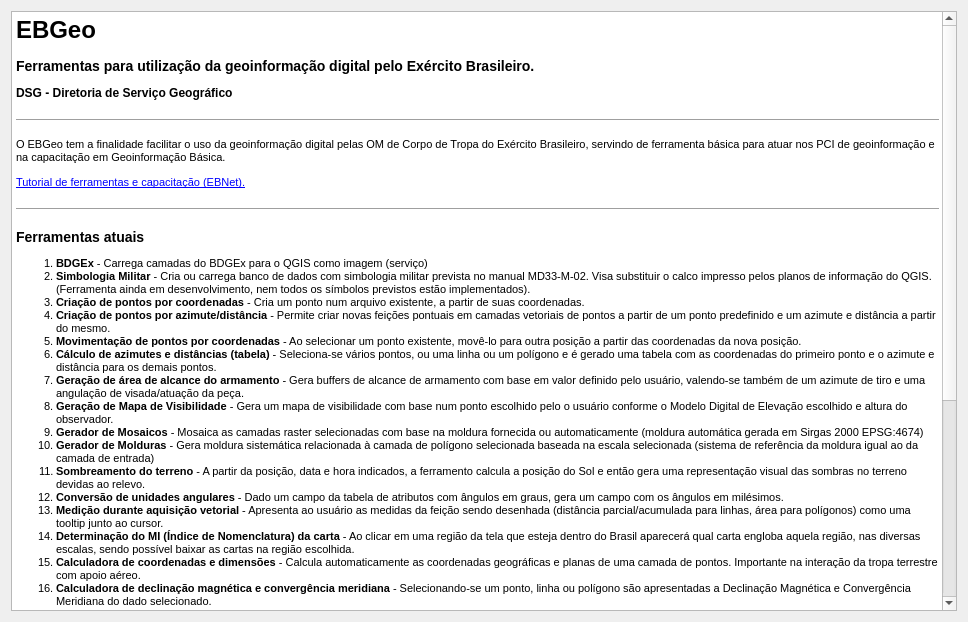
Qt form EBGeo/Help/help.ui (dsgoficial/EBGeo_Desktop) before a commit.
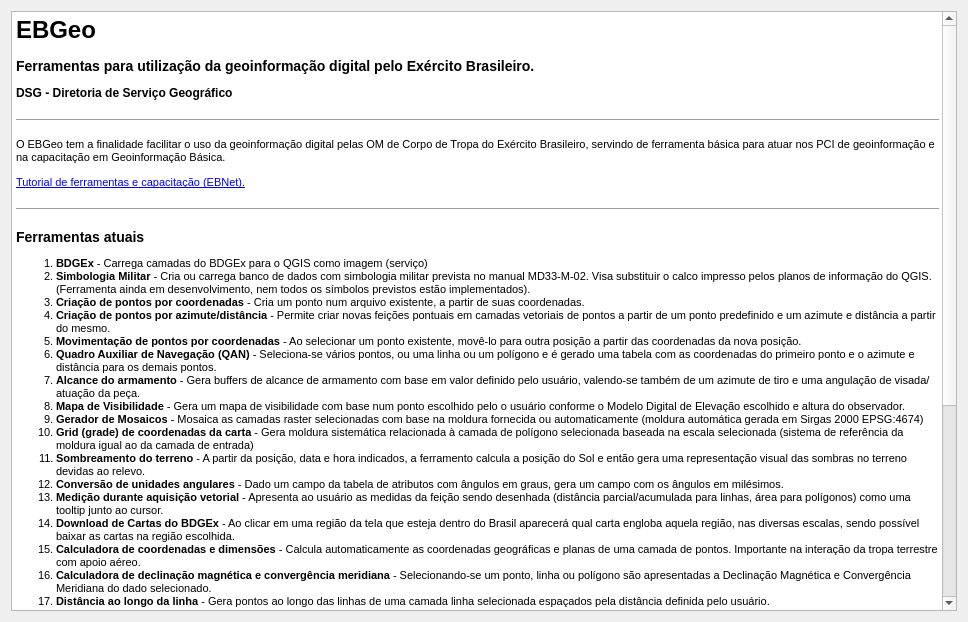
The same form after that commit.

The edit to the form file:
```diff
--- a/EBGeo/Help/help.ui
+++ b/EBGeo/Help/help.ui
@@ -66,15 +66,15 @@
 &lt;li style=&quot;&quot; style=&quot; margin-top:0px; margin-bottom:0px; margin-left:0px; margin-right:0px; -qt-block-indent:0; text-indent:0px;&quot;&gt;&lt;span style=&quot; font-weight:600;&quot;&gt;Criação de pontos por coordenadas&lt;/span&gt; - Cria um ponto num arquivo existente, a partir de suas coordenadas.&lt;/li&gt;
 &lt;li style=&quot;&quot; style=&quot; margin-top:0px; margin-bottom:0px; margin-left:0px; margin-right:0px; -qt-block-indent:0; text-indent:0px;&quot;&gt;&lt;span style=&quot; font-weight:600;&quot;&gt;Criação de pontos por azimute/distância&lt;/span&gt; - Permite criar novas feições pontuais em camadas vetoriais de pontos a partir de um ponto predefinido e um azimute e distância a partir do mesmo.&lt;/li&gt;
 &lt;li style=&quot;&quot; style=&quot; margin-top:0px; margin-bottom:0px; margin-left:0px; margin-right:0px; -qt-block-indent:0; text-indent:0px;&quot;&gt;&lt;span style=&quot; font-weight:600;&quot;&gt;Movimentação de pontos por coordenadas&lt;/span&gt; - Ao selecionar um ponto existente, movê-lo para outra posição a partir das coordenadas da nova posição.&lt;/li&gt;
-&lt;li style=&quot;&quot; style=&quot; margin-top:0px; margin-bottom:0px; margin-left:0px; margin-right:0px; -qt-block-indent:0; text-indent:0px;&quot;&gt;&lt;span style=&quot; font-weight:600;&quot;&gt;Cálculo de azimutes e distâncias (tabela)&lt;/span&gt; - Seleciona-se vários pontos, ou uma linha ou um polígono e é gerado uma tabela com as coordenadas do primeiro ponto e o azimute e distância para os demais pontos.&lt;/li&gt;
-&lt;li style=&quot;&quot; style=&quot; margin-top:0px; margin-bottom:0px; margin-left:0px; margin-right:0px; -qt-block-indent:0; text-indent:0px;&quot;&gt;&lt;span style=&quot; font-weight:600;&quot;&gt;Geração de área de alcance do armamento&lt;/span&gt; - Gera buffers de alcance de armamento com base em valor definido pelo usuário, valendo-se também de um azimute de tiro e uma angulação de visada/atuação da peça.&lt;/li&gt;
-&lt;li style=&quot;&quot; style=&quot; margin-top:0px; margin-bottom:0px; margin-left:0px; margin-right:0px; -qt-block-indent:0; text-indent:0px;&quot;&gt;&lt;span style=&quot; font-weight:600;&quot;&gt;Geração de Mapa de Visibilidade&lt;/span&gt; - Gera um mapa de visibilidade com base num ponto escolhido pelo o usuário conforme o Modelo Digital de Elevação escolhido e altura do observador.&lt;/li&gt;
+&lt;li style=&quot;&quot; style=&quot; margin-top:0px; margin-bottom:0px; margin-left:0px; margin-right:0px; -qt-block-indent:0; text-indent:0px;&quot;&gt;&lt;span style=&quot; font-weight:600;&quot;&gt;Quadro Auxiliar de Navegação (QAN)&lt;/span&gt; - Seleciona-se vários pontos, ou uma linha ou um polígono e é gerado uma tabela com as coordenadas do primeiro ponto e o azimute e distância para os demais pontos.&lt;/li&gt;
+&lt;li style=&quot;&quot; style=&quot; margin-top:0px; margin-bottom:0px; margin-left:0px; margin-right:0px; -qt-block-indent:0; text-indent:0px;&quot;&gt;&lt;span style=&quot; font-weight:600;&quot;&gt;Alcance do armamento&lt;/span&gt; - Gera buffers de alcance de armamento com base em valor definido pelo usuário, valendo-se também de um azimute de tiro e uma angulação de visada/atuação da peça.&lt;/li&gt;
+&lt;li style=&quot;&quot; style=&quot; margin-top:0px; margin-bottom:0px; margin-left:0px; margin-right:0px; -qt-block-indent:0; text-indent:0px;&quot;&gt;&lt;span style=&quot; font-weight:600;&quot;&gt;Mapa de Visibilidade&lt;/span&gt; - Gera um mapa de visibilidade com base num ponto escolhido pelo o usuário conforme o Modelo Digital de Elevação escolhido e altura do observador.&lt;/li&gt;
 &lt;li style=&quot;&quot; style=&quot; margin-top:0px; margin-bottom:0px; margin-left:0px; margin-right:0px; -qt-block-indent:0; text-indent:0px;&quot;&gt;&lt;span style=&quot; font-weight:600;&quot;&gt;Gerador de Mosaicos&lt;/span&gt; - Mosaica as camadas raster selecionadas com base na moldura fornecida ou automaticamente (moldura automática gerada em Sirgas 2000 EPSG:4674)&lt;/li&gt;
-&lt;li style=&quot;&quot; style=&quot; margin-top:0px; margin-bottom:0px; margin-left:0px; margin-right:0px; -qt-block-indent:0; text-indent:0px;&quot;&gt;&lt;span style=&quot; font-weight:600;&quot;&gt;Gerador de Molduras&lt;/span&gt; - Gera moldura sistemática relacionada à camada de polígono selecionada baseada na escala selecionada (sistema de referência da moldura igual ao da camada de entrada)&lt;/li&gt;
+&lt;li style=&quot;&quot; style=&quot; margin-top:0px; margin-bottom:0px; margin-left:0px; margin-right:0px; -qt-block-indent:0; text-indent:0px;&quot;&gt;&lt;span style=&quot; font-weight:600;&quot;&gt;Grid (grade) de coordenadas da carta&lt;/span&gt; - Gera moldura sistemática relacionada à camada de polígono selecionada baseada na escala selecionada (sistema de referência da moldura igual ao da camada de entrada)&lt;/li&gt;
 &lt;li style=&quot;&quot; style=&quot; margin-top:0px; margin-bottom:0px; margin-left:0px; margin-right:0px; -qt-block-indent:0; text-indent:0px;&quot;&gt;&lt;span style=&quot; font-weight:600;&quot;&gt;Sombreamento do terreno&lt;/span&gt; - A partir da posição, data e hora indicados, a ferramento calcula a posição do Sol e então gera uma representação visual das sombras no terreno devidas ao relevo.&lt;/li&gt;
 &lt;li style=&quot;&quot; style=&quot; margin-top:0px; margin-bottom:0px; margin-left:0px; margin-right:0px; -qt-block-indent:0; text-indent:0px;&quot;&gt;&lt;span style=&quot; font-weight:600;&quot;&gt;Conversão de unidades angulares&lt;/span&gt; - Dado um campo da tabela de atributos com ângulos em graus, gera um campo com os ângulos em milésimos.&lt;/li&gt;
 &lt;li style=&quot;&quot; style=&quot; margin-top:0px; margin-bottom:0px; margin-left:0px; margin-right:0px; -qt-block-indent:0; text-indent:0px;&quot;&gt;&lt;span style=&quot; font-weight:600;&quot;&gt;Medição durante aquisição vetorial&lt;/span&gt; - Apresenta ao usuário as medidas da feição sendo desenhada (distância parcial/acumulada para linhas, área para polígonos) como uma tooltip junto ao cursor.&lt;/li&gt;
-&lt;li style=&quot;&quot; style=&quot; margin-top:0px; margin-bottom:0px; margin-left:0px; margin-right:0px; -qt-block-indent:0; text-indent:0px;&quot;&gt;&lt;span style=&quot; font-weight:600;&quot;&gt;Determinação do MI (Índice de Nomenclatura) da carta&lt;/span&gt; - Ao clicar em uma região da tela que esteja dentro do Brasil aparecerá qual carta engloba aquela região, nas diversas escalas, sendo possível baixar as cartas na região escolhida.&lt;/li&gt;
+&lt;li style=&quot;&quot; style=&quot; margin-top:0px; margin-bottom:0px; margin-left:0px; margin-right:0px; -qt-block-indent:0; text-indent:0px;&quot;&gt;&lt;span style=&quot; font-weight:600;&quot;&gt;Download de Cartas do BDGEx&lt;/span&gt; - Ao clicar em uma região da tela que esteja dentro do Brasil aparecerá qual carta engloba aquela região, nas diversas escalas, sendo possível baixar as cartas na região escolhida.&lt;/li&gt;
 &lt;li style=&quot;&quot; style=&quot; margin-top:0px; margin-bottom:0px; margin-left:0px; margin-right:0px; -qt-block-indent:0; text-indent:0px;&quot;&gt;&lt;span style=&quot; font-weight:600;&quot;&gt;Calculadora de coordenadas e dimensões&lt;/span&gt; - Calcula automaticamente as coordenadas geográficas e planas de uma camada de pontos. Importante na interação da tropa terrestre com apoio aéreo.&lt;/li&gt;
 &lt;li style=&quot;&quot; style=&quot; margin-top:0px; margin-bottom:0px; margin-left:0px; margin-right:0px; -qt-block-indent:0; text-indent:0px;&quot;&gt;&lt;span style=&quot; font-weight:600;&quot;&gt;Calculadora de declinação magnética e convergência meridiana&lt;/span&gt; - Selecionando-se um ponto, linha ou polígono são apresentadas a Declinação Magnética e Convergência Meridiana do dado selecionado.&lt;/li&gt;
 &lt;li style=&quot;&quot; style=&quot; margin-top:0px; margin-bottom:12px; margin-left:0px; margin-right:0px; -qt-block-indent:0; text-indent:0px;&quot;&gt;&lt;span style=&quot; font-weight:600;&quot;&gt;Distância ao longo da linha&lt;/span&gt; - Gera pontos ao longo das linhas de uma camada linha selecionada espaçados pela distância definida pelo usuário.&lt;/li&gt;&lt;/ol&gt;
```
